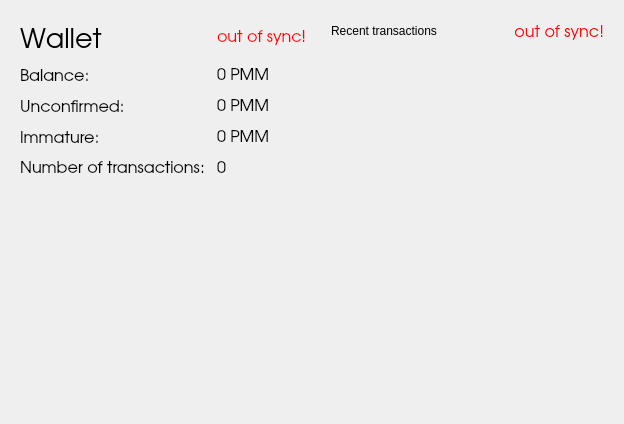
Above: src/qt/forms/overviewpage.ui from tatsuhirosato/momentum-beta before the change. Below: the same form after it.
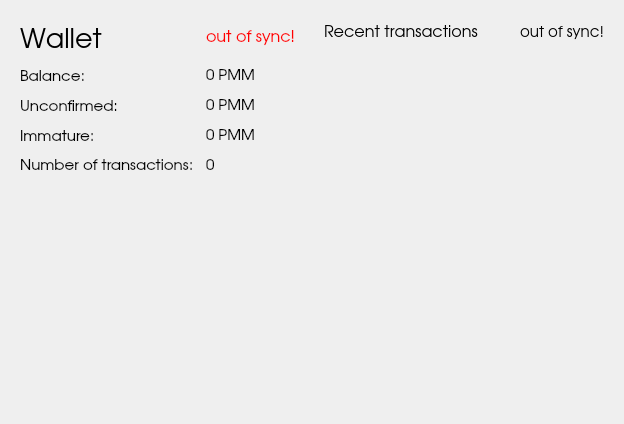
That is the form after the change.

```diff
--- a/src/qt/forms/overviewpage.ui
+++ b/src/qt/forms/overviewpage.ui
@@ -44,7 +44,7 @@
             <property name="font">
              <font>
               <family>URW Gothic L</family>
-              <pointsize>12</pointsize>
+              <pointsize>11</pointsize>
               <weight>50</weight>
               <italic>false</italic>
               <bold>false</bold>
@@ -60,7 +60,7 @@
             <property name="font">
              <font>
               <family>URW Gothic L</family>
-              <pointsize>12</pointsize>
+              <pointsize>11</pointsize>
               <weight>50</weight>
               <italic>false</italic>
               <bold>false</bold>
@@ -85,7 +85,7 @@
             <property name="font">
              <font>
               <family>URW Gothic L</family>
-              <pointsize>12</pointsize>
+              <pointsize>11</pointsize>
               <weight>50</weight>
               <italic>false</italic>
               <bold>false</bold>
@@ -101,7 +101,7 @@
             <property name="font">
              <font>
               <family>URW Gothic L</family>
-              <pointsize>12</pointsize>
+              <pointsize>11</pointsize>
               <weight>50</weight>
               <italic>false</italic>
               <bold>false</bold>
@@ -126,7 +126,7 @@
             <property name="font">
              <font>
               <family>URW Gothic L</family>
-              <pointsize>12</pointsize>
+              <pointsize>11</pointsize>
               <weight>50</weight>
               <italic>false</italic>
               <bold>false</bold>
@@ -142,7 +142,7 @@
             <property name="font">
              <font>
               <family>URW Gothic L</family>
-              <pointsize>12</pointsize>
+              <pointsize>11</pointsize>
               <weight>50</weight>
               <italic>false</italic>
               <bold>false</bold>
@@ -161,7 +161,7 @@
             <property name="font">
              <font>
               <family>URW Gothic L</family>
-              <pointsize>12</pointsize>
+              <pointsize>11</pointsize>
               <weight>50</weight>
               <italic>false</italic>
               <bold>false</bold>
@@ -177,7 +177,7 @@
             <property name="font">
              <font>
               <family>URW Gothic L</family>
-              <pointsize>12</pointsize>
+              <pointsize>11</pointsize>
               <weight>50</weight>
               <italic>false</italic>
               <bold>false</bold>
@@ -261,6 +261,15 @@
          <layout class="QHBoxLayout" name="horizontalLayout_2">
           <item>
            <widget class="QLabel" name="label_4">
+            <property name="font">
+             <font>
+              <family>URW Gothic L</family>
+              <pointsize>12</pointsize>
+              <weight>3</weight>
+              <italic>false</italic>
+              <bold>false</bold>
+             </font>
+            </property>
             <property name="styleSheet">
              <string notr="true">font: 25 13pt &quot;URW Gothic L&quot;;</string>
             </property>
@@ -274,7 +283,7 @@
             <property name="font">
              <font>
               <family>URW Gothic L</family>
-              <pointsize>12</pointsize>
+              <pointsize>11</pointsize>
               <weight>3</weight>
               <italic>false</italic>
               <bold>false</bold>
@@ -284,7 +293,8 @@
              <string>The displayed information may be out of date. Your wallet automatically synchronizes with the momentum-beta network after a connection is established, but this process has not completed yet.</string>
             </property>
             <property name="styleSheet">
-             <string notr="true">QLabel { color: red; }</string>
+             <string notr="true">QLabel { color: red; }
+font: 12pt;</string>
             </property>
             <property name="text">
              <string notr="true">out of sync!</string>
@@ -304,6 +314,15 @@
             <verstretch>0</verstretch>
            </sizepolicy>
           </property>
+          <property name="font">
+           <font>
+            <family>URW Gothic L</family>
+            <pointsize>11</pointsize>
+            <weight>3</weight>
+            <italic>false</italic>
+            <bold>false</bold>
+           </font>
+          </property>
           <property name="styleSheet">
            <string notr="true">QListView { background: transparent; }</string>
           </property>
```
Left out of the diff: 4 changed lines with no effect on the pictures.
